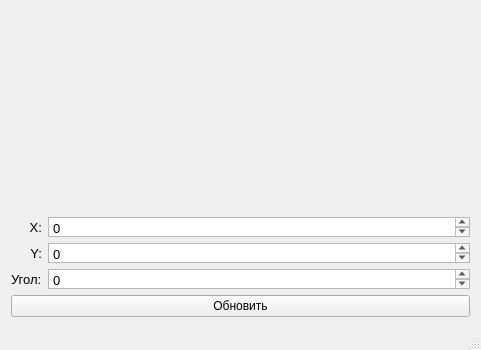
The window that ComputerGraphics/MainWindow.ui (GaussGun3000/ComputerGraphics) describes before a commit, drawn with Qt 5.
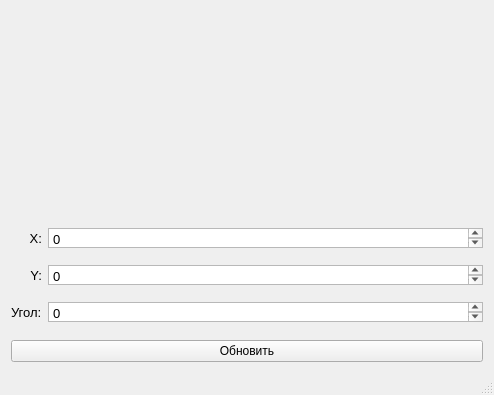
The same window after the commit. Custom widgets are drawn as their Qt base class.

```diff
--- a/ComputerGraphics/MainWindow.ui
+++ b/ComputerGraphics/MainWindow.ui
@@ -6,8 +6,8 @@
    <rect>
     <x>0</x>
     <y>0</y>
-    <width>481</width>
-    <height>347</height>
+    <width>494</width>
+    <height>395</height>
    </rect>
   </property>
   <property name="windowTitle">
@@ -75,7 +75,7 @@
          <string>&lt;!DOCTYPE HTML PUBLIC &quot;-//W3C//DTD HTML 4.0//EN&quot; &quot;http://www.w3.org/TR/REC-html40/strict.dtd&quot;&gt;
 &lt;html&gt;&lt;head&gt;&lt;meta name=&quot;qrichtext&quot; content=&quot;1&quot; /&gt;&lt;style type=&quot;text/css&quot;&gt;
 p, li { white-space: pre-wrap; }
-&lt;/style&gt;&lt;/head&gt;&lt;body style=&quot; font-family:'MS Shell Dlg 2'; font-size:8.25pt; font-weight:400; font-style:normal;&quot;&gt;
+&lt;/style&gt;&lt;/head&gt;&lt;body style=&quot; font-family:'MS Shell Dlg 2'; font-size:7.8pt; font-weight:400; font-style:normal;&quot;&gt;
 &lt;p style=&quot; margin-top:0px; margin-bottom:0px; margin-left:0px; margin-right:0px; -qt-block-indent:0; text-indent:0px;&quot;&gt;&lt;span style=&quot; font-size:10pt;&quot;&gt;0&lt;/span&gt;&lt;/p&gt;&lt;/body&gt;&lt;/html&gt;</string>
         </property>
        </widget>
@@ -98,7 +98,7 @@
          <string>&lt;!DOCTYPE HTML PUBLIC &quot;-//W3C//DTD HTML 4.0//EN&quot; &quot;http://www.w3.org/TR/REC-html40/strict.dtd&quot;&gt;
 &lt;html&gt;&lt;head&gt;&lt;meta name=&quot;qrichtext&quot; content=&quot;1&quot; /&gt;&lt;style type=&quot;text/css&quot;&gt;
 p, li { white-space: pre-wrap; }
-&lt;/style&gt;&lt;/head&gt;&lt;body style=&quot; font-family:'MS Shell Dlg 2'; font-size:8.25pt; font-weight:400; font-style:normal;&quot;&gt;
+&lt;/style&gt;&lt;/head&gt;&lt;body style=&quot; font-family:'MS Shell Dlg 2'; font-size:7.8pt; font-weight:400; font-style:normal;&quot;&gt;
 &lt;p style=&quot; margin-top:0px; margin-bottom:0px; margin-left:0px; margin-right:0px; -qt-block-indent:0; text-indent:0px;&quot;&gt;&lt;span style=&quot; font-size:10pt;&quot;&gt;0&lt;/span&gt;&lt;/p&gt;&lt;/body&gt;&lt;/html&gt;</string>
         </property>
        </widget>
@@ -154,7 +154,7 @@
          <string>&lt;!DOCTYPE HTML PUBLIC &quot;-//W3C//DTD HTML 4.0//EN&quot; &quot;http://www.w3.org/TR/REC-html40/strict.dtd&quot;&gt;
 &lt;html&gt;&lt;head&gt;&lt;meta name=&quot;qrichtext&quot; content=&quot;1&quot; /&gt;&lt;style type=&quot;text/css&quot;&gt;
 p, li { white-space: pre-wrap; }
-&lt;/style&gt;&lt;/head&gt;&lt;body style=&quot; font-family:'MS Shell Dlg 2'; font-size:8.25pt; font-weight:400; font-style:normal;&quot;&gt;
+&lt;/style&gt;&lt;/head&gt;&lt;body style=&quot; font-family:'MS Shell Dlg 2'; font-size:7.8pt; font-weight:400; font-style:normal;&quot;&gt;
 &lt;p style=&quot; margin-top:0px; margin-bottom:0px; margin-left:0px; margin-right:0px; -qt-block-indent:0; text-indent:0px;&quot;&gt;&lt;span style=&quot; font-size:10pt;&quot;&gt;0&lt;/span&gt;&lt;/p&gt;&lt;/body&gt;&lt;/html&gt;</string>
         </property>
        </widget>
```
Left out of the diff: 8 changed lines with no effect on the pictures.
